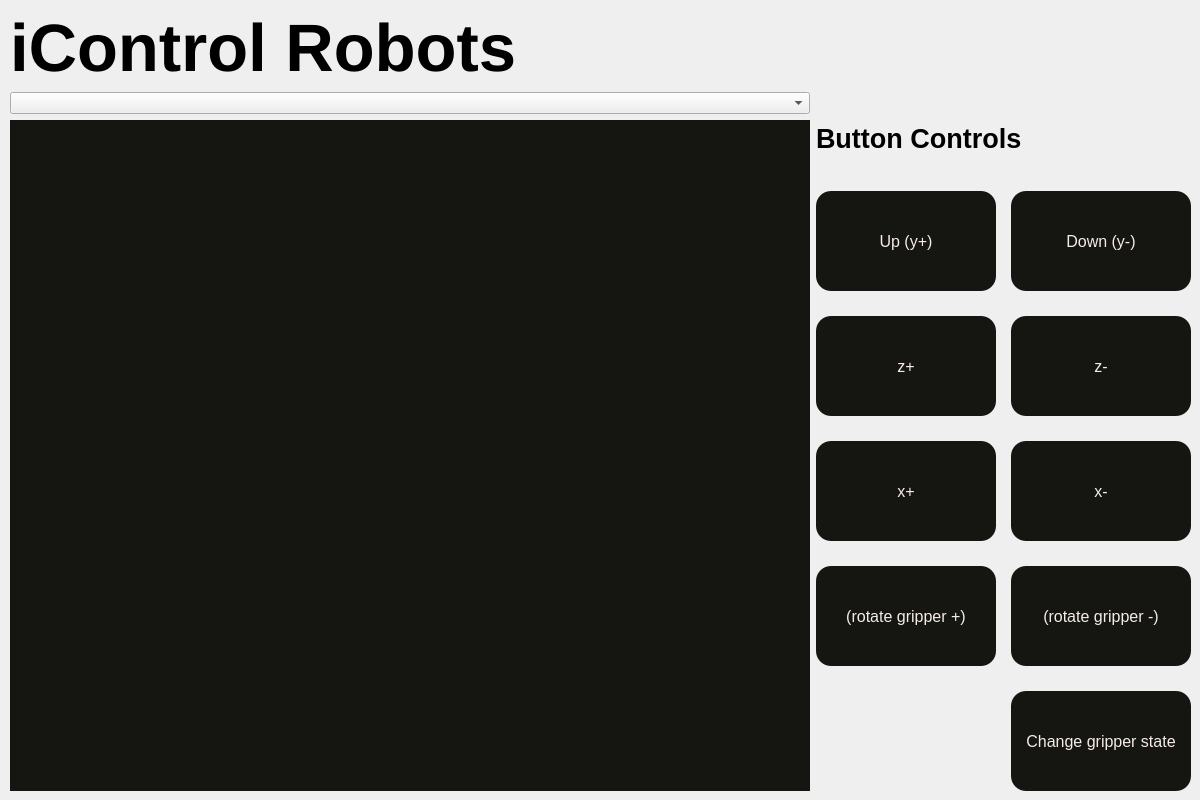
The window that draftGUI.ui (Garrett-R16/DE-GUI) describes before a commit, drawn with Qt 5.
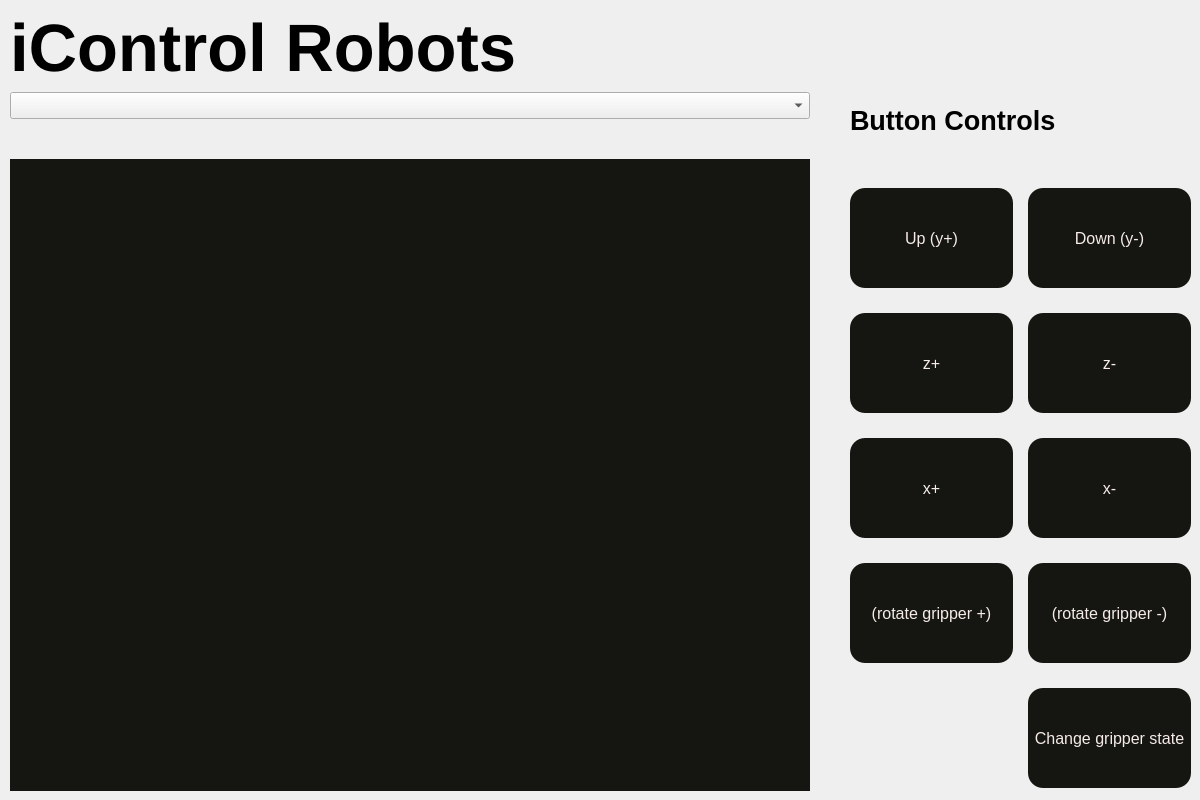
The same window after the commit.

Commit message: added functionality to drop down: can select cameras and camera will change

The edit to the form file:
```diff
--- a/draftGUI.ui
+++ b/draftGUI.ui
@@ -521,6 +521,9 @@
      </rect>
     </property>
     <layout class="QVBoxLayout" name="verticalLayout_2">
+     <property name="sizeConstraint">
+      <enum>QLayout::SetDefaultConstraint</enum>
+     </property>
      <item>
       <widget class="QLabel" name="label">
        <property name="font">
@@ -539,10 +542,19 @@
      </item>
      <item>
       <layout class="QHBoxLayout" name="horizontalLayout">
+       <property name="spacing">
+        <number>40</number>
+       </property>
        <item>
         <layout class="QVBoxLayout" name="verticalLayout_3">
          <item>
-          <widget class="QComboBox" name="comboCamera"/>
+          <widget class="QComboBox" name="comboCamera">
+           <property name="font">
+            <font>
+             <pointsize>12</pointsize>
+            </font>
+           </property>
+          </widget>
          </item>
          <item>
           <widget class="QLabel" name="labelFeed">
@@ -566,6 +578,12 @@
         <layout class="QVBoxLayout" name="verticalLayout">
          <item>
           <widget class="QLabel" name="label_2">
+           <property name="maximumSize">
+            <size>
+             <width>16777215</width>
+             <height>50</height>
+            </size>
+           </property>
            <property name="font">
             <font>
              <pointsize>20</pointsize>
```
Left out of the diff: 2 changed lines with no effect on the pictures. The commit also changes 1 other file.
